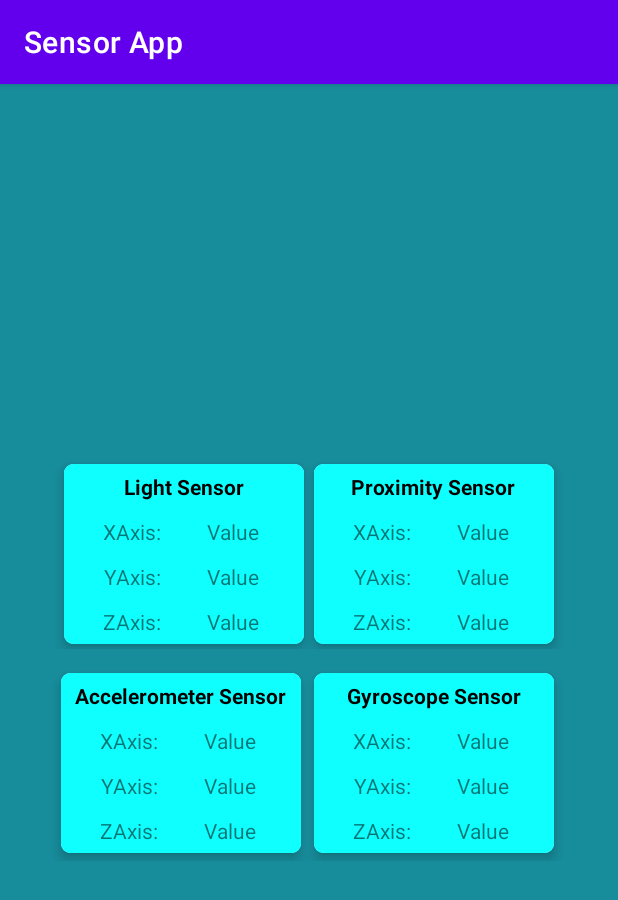
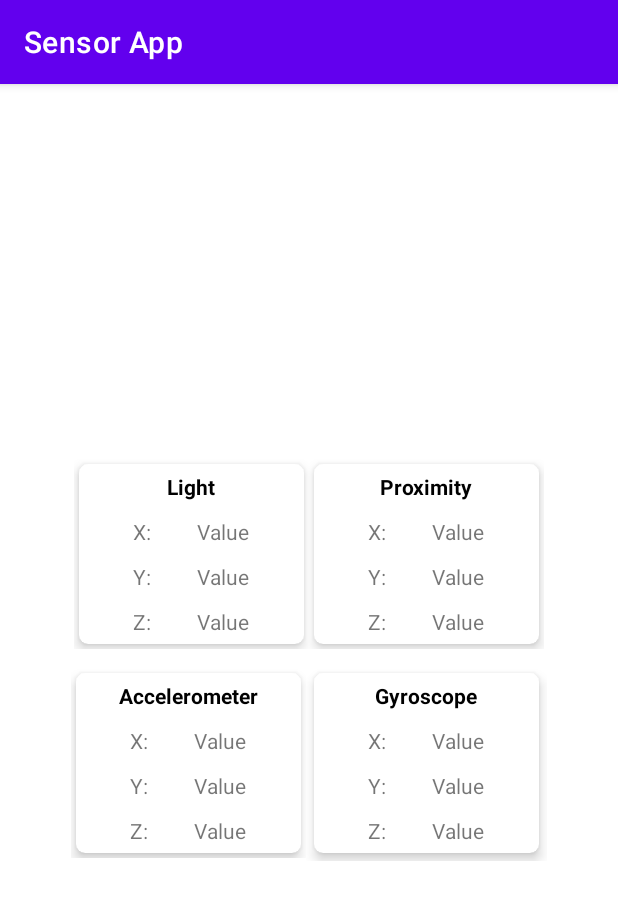
Before and after one commit to Saad18/Sensor_App, an Android app: the screen it shows after launch (MainActivity), on a phone screen of 412 x 824 dp. Shown: the top 900 px of the screen. Run offline under Robolectric (Android 15) with nearby library versions, the phone set to English and light mode, and no system bars.

Commit message:
Initial Commit

```diff
--- a/app/src/main/java/com/example/sensorapp/MainActivity.java
+++ b/app/src/main/java/com/example/sensorapp/MainActivity.java
@@ -54,7 +54,7 @@ public class MainActivity extends AppCompatActivity implements SensorEventListen
 
         notificationManager = NotificationManagerCompat.from(this);
 
-        //showNotification();
+        showNotification(x, y, z, k);
 
         LightSensorXvalue = findViewById(R.id.lightSensorXId);
 
@@ -133,7 +133,7 @@ public class MainActivity extends AppCompatActivity implements SensorEventListen
             k = event.values[0];
         }
 
-        showNotification(x, y, z, k);
+//        showNotification(x, y, z, k);
 
     }
 
--- a/app/src/main/res/layout/activity_main.xml
+++ b/app/src/main/res/layout/activity_main.xml
@@ -2,16 +2,16 @@
 <LinearLayout xmlns:android="http://schemas.android.com/apk/res/android"
     xmlns:app="http://schemas.android.com/apk/res-auto"
     xmlns:tools="http://schemas.android.com/tools"
-    android:layout_width="match_parent"
-    android:layout_height="match_parent"
+    android:layout_width="wrap_content"
+    android:layout_height="wrap_content"
+    android:layout_gravity="center"
     android:gravity="center"
-    android:background="#178D9C"
     android:orientation="vertical"
     tools:context=".MainActivity">
 
 
     <LinearLayout
-        android:layout_width="match_parent"
+        android:layout_width="wrap_content"
         android:layout_height="match_parent"
         android:layout_gravity="center"
         android:gravity="center"
@@ -19,15 +19,20 @@
 
 
         <LinearLayout
-            android:layout_width="match_parent"
+            android:layout_width="wrap_content"
             android:layout_height="wrap_content"
             android:layout_margin="5dp"
             android:gravity="center"
             android:orientation="horizontal">
 
+            <LinearLayout
+                android:layout_width="wrap_content"
+                android:layout_height="wrap_content"
+                android:orientation="vertical">
+
                 <androidx.cardview.widget.CardView
                     android:id="@+id/lightSensorBtn"
-                android:layout_width="160dp"
+                    android:layout_width="150dp"
                     android:layout_height="wrap_content"
                     android:layout_margin="3dp"
                     app:cardCornerRadius="6dp"
@@ -37,7 +42,6 @@
                     <LinearLayout
                         android:layout_width="match_parent"
                         android:layout_height="wrap_content"
-                    android:background="#0FFFFF"
                         android:orientation="vertical">
 
 
@@ -53,15 +57,16 @@
                             android:textStyle="bold" />
 
                         <LinearLayout
-                        android:layout_width="match_parent"
+                            android:layout_width="wrap_content"
                             android:layout_height="wrap_content"
+                            android:layout_gravity="center"
                             android:orientation="horizontal"
                             android:weightSum="4">
 
                             <LinearLayout
                                 android:layout_width="match_parent"
                                 android:layout_height="wrap_content"
-                            android:layout_weight="2"
+                                android:layout_weight="3"
                                 android:orientation="vertical"
                                 android:paddingEnd="10dp">
 
@@ -131,10 +136,17 @@
 
                 </androidx.cardview.widget.CardView>
 
+            </LinearLayout>
+
+
+            <LinearLayout
+                android:layout_width="wrap_content"
+                android:layout_height="wrap_content"
+                android:orientation="vertical">
 
                 <androidx.cardview.widget.CardView
                     android:id="@+id/proximitySenorBtn"
-                android:layout_width="160dp"
+                    android:layout_width="150dp"
                     android:layout_height="wrap_content"
                     android:layout_margin="3dp"
                     app:cardCornerRadius="6dp"
@@ -144,7 +156,6 @@
                     <LinearLayout
                         android:layout_width="match_parent"
                         android:layout_height="wrap_content"
-                    android:background="#0FFFFF"
                         android:orientation="vertical">
 
 
@@ -160,15 +171,16 @@
                             android:textStyle="bold" />
 
                         <LinearLayout
-                        android:layout_width="match_parent"
+                            android:layout_width="wrap_content"
                             android:layout_height="wrap_content"
+                            android:layout_gravity="center"
                             android:orientation="horizontal"
                             android:weightSum="4">
 
                             <LinearLayout
                                 android:layout_width="match_parent"
                                 android:layout_height="wrap_content"
-                            android:layout_weight="2"
+                                android:layout_weight="3"
                                 android:orientation="vertical"
                                 android:paddingEnd="10dp">
 
@@ -238,19 +250,27 @@
 
                 </androidx.cardview.widget.CardView>
 
+
+            </LinearLayout>
+
+
         </LinearLayout>
 
         <LinearLayout
-            android:layout_width="match_parent"
+            android:layout_width="wrap_content"
             android:layout_height="wrap_content"
             android:layout_margin="5dp"
             android:gravity="center"
             android:orientation="horizontal">
 
+            <LinearLayout
+                android:layout_width="wrap_content"
+                android:layout_height="wrap_content"
+android:gravity="center"                android:orientation="vertical">
 
                 <androidx.cardview.widget.CardView
                     android:id="@+id/accelerometerSensorBtn"
-                android:layout_width="160dp"
+                    android:layout_width="150dp"
                     android:layout_height="wrap_content"
                     android:layout_margin="3dp"
                     app:cardCornerRadius="6dp"
@@ -260,7 +280,6 @@
                     <LinearLayout
                         android:layout_width="match_parent"
                         android:layout_height="wrap_content"
-                    android:background="#0FFFFF"
                         android:orientation="vertical">
 
 
@@ -276,16 +295,17 @@
                             android:textStyle="bold" />
 
                         <LinearLayout
-                        android:layout_width="match_parent"
+                            android:layout_width="wrap_content"
                             android:layout_height="wrap_content"
                             android:baselineAligned="false"
+                            android:layout_gravity="center"
                             android:orientation="horizontal"
                             android:weightSum="4">
 
                             <LinearLayout
                                 android:layout_width="match_parent"
                                 android:layout_height="wrap_content"
-                            android:layout_weight="2"
+                                android:layout_weight="3"
                                 android:orientation="vertical"
                                 android:paddingEnd="10dp"
                                 tools:ignore="RtlSymmetry">
@@ -358,10 +378,17 @@
 
                 </androidx.cardview.widget.CardView>
 
+            </LinearLayout>
+
+
+            <LinearLayout
+                android:layout_width="wrap_content"
+                android:layout_height="wrap_content"
+                android:orientation="vertical">
 
                 <androidx.cardview.widget.CardView
                     android:id="@+id/gyroscopeSensorBtn"
-                android:layout_width="160dp"
+                    android:layout_width="150dp"
                     android:layout_height="wrap_content"
                     android:layout_margin="5dp"
                     app:cardCornerRadius="6dp"
@@ -371,7 +398,6 @@
                     <LinearLayout
                         android:layout_width="match_parent"
                         android:layout_height="wrap_content"
-                    android:background="#0FFFFF"
                         android:orientation="vertical">
 
 
@@ -387,15 +413,16 @@
                             android:textStyle="bold" />
 
                         <LinearLayout
-                        android:layout_width="match_parent"
+                            android:layout_width="wrap_content"
                             android:layout_height="wrap_content"
+                            android:layout_gravity="center"
                             android:orientation="horizontal"
                             android:weightSum="4">
 
                             <LinearLayout
                                 android:layout_width="match_parent"
                                 android:layout_height="wrap_content"
-                            android:layout_weight="2"
+                                android:layout_weight="3"
                                 android:orientation="vertical"
                                 android:paddingEnd="10dp">
 
@@ -471,4 +498,7 @@
 
         </LinearLayout>
 
+
     </LinearLayout>
+
+</LinearLayout>
--- a/app/src/main/res/values/strings.xml
+++ b/app/src/main/res/values/strings.xml
@@ -1,11 +1,11 @@
 <resources>
     <string name="app_name">Sensor App</string>
-    <string name="accelerometer_sensor_row_data">Accelerometer Sensor</string>
-    <string name="xaxis">XAxis:</string>
-    <string name="yaxis">YAxis:</string>
-    <string name="zaxis">ZAxis:</string>
-    <string name="gyroscope_sensor_raw_daw_data">Gyroscope Sensor</string>
+    <string name="accelerometer_sensor_row_data">Accelerometer</string>
+    <string name="xaxis">X:</string>
+    <string name="yaxis">Y:</string>
+    <string name="zaxis">Z:</string>
+    <string name="gyroscope_sensor_raw_daw_data">Gyroscope </string>
     <string name="value">Value</string>
-    <string name="light_sensor_raw_data">Light Sensor </string>
-    <string name="proximity_sensor_raw_data">Proximity Sensor </string>
+    <string name="light_sensor_raw_data">Light  </string>
+    <string name="proximity_sensor_raw_data">Proximity  </string>
 </resources>
```
Also changed, not shown: 2 other files. Lines whose indentation alone changed are shown as unchanged.
